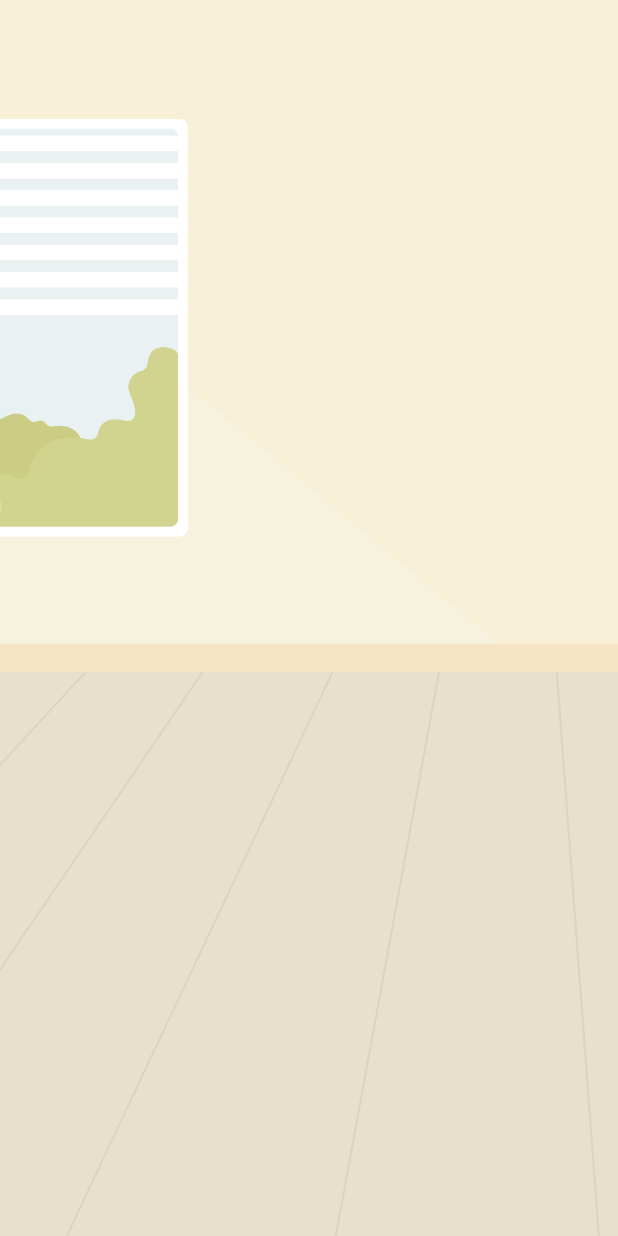
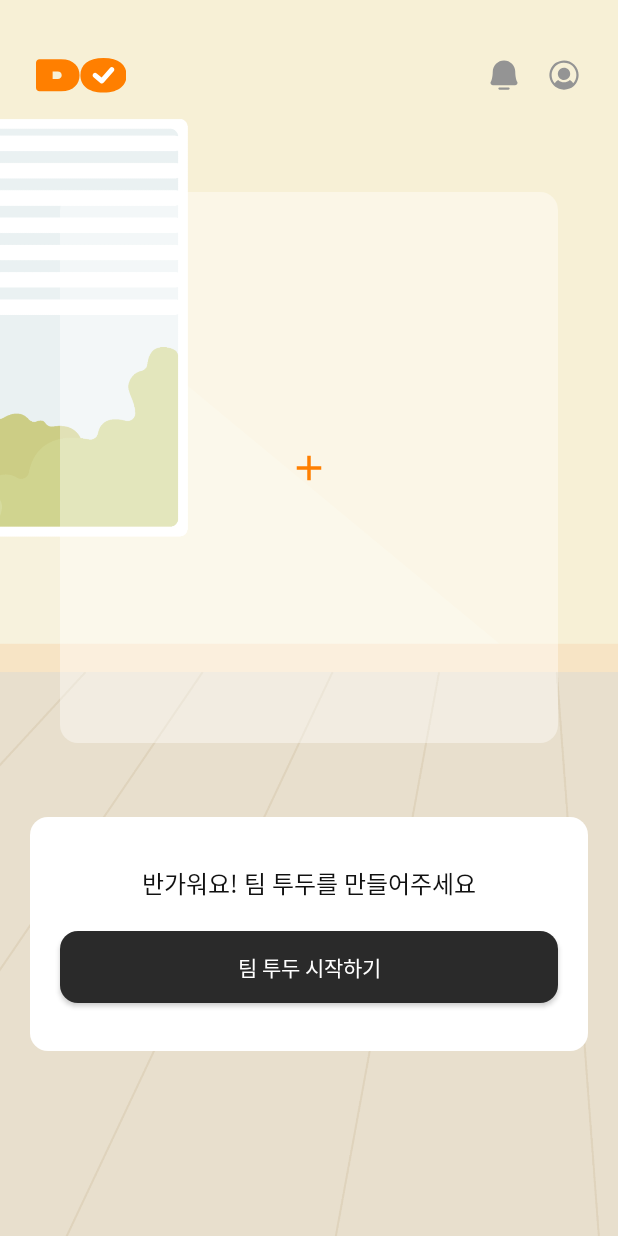
Before and after one commit to Do-It-Do-It-Chu/Dowith-Android, an Android app built with Jetpack Compose: the composable TeamTodoMainContent shown on its own in the app's theme, on a phone screen of 412 x 824 dp. Run offline under Robolectric (Android 15) with nearby library versions, the phone set to English and light mode, and no system bars; our stand-ins replace Dagger/Hilt's generated code; libraries missing offline, so code that uses them is left out: org.orbitmvi.orbit; Roboto replaces fonts that are not available here; 3 statements that could not run were skipped.

Commit message:
:sparkles: 팀 Todo flow를 보여주도록 구현

```diff
--- a/app/src/main/java/com/soopeach/dowith/ui/screen/team/TeamTodoMainScreen.kt
+++ b/app/src/main/java/com/soopeach/dowith/ui/screen/team/TeamTodoMainScreen.kt
@@ -1,19 +1,28 @@
 package com.soopeach.dowith.ui.screen.team
 
 import androidx.compose.foundation.Image
+import androidx.compose.foundation.background
+import androidx.compose.foundation.layout.Arrangement
 import androidx.compose.foundation.layout.Box
 import androidx.compose.foundation.layout.Column
 import androidx.compose.foundation.layout.Spacer
+import androidx.compose.foundation.layout.fillMaxHeight
 import androidx.compose.foundation.layout.fillMaxSize
 import androidx.compose.foundation.layout.fillMaxWidth
 import androidx.compose.foundation.layout.height
 import androidx.compose.foundation.layout.padding
+import androidx.compose.foundation.layout.size
+import androidx.compose.foundation.shape.RoundedCornerShape
+import androidx.compose.material.Icon
 import androidx.compose.material.Text
+import androidx.compose.material.icons.Icons
+import androidx.compose.material.icons.filled.Add
 import androidx.compose.runtime.Composable
 import androidx.compose.runtime.LaunchedEffect
 import androidx.compose.runtime.getValue
 import androidx.compose.ui.Alignment
 import androidx.compose.ui.Modifier
+import androidx.compose.ui.graphics.Color
 import androidx.compose.ui.layout.ContentScale
 import androidx.compose.ui.res.painterResource
 import androidx.compose.ui.text.style.TextAlign
@@ -25,6 +34,7 @@ import com.soopeach.dowith.model.DoWithCharacter
 import com.soopeach.dowith.ui.component.BalloonText
 import com.soopeach.dowith.ui.component.DoWithTopBar
 import com.soopeach.dowith.ui.component.SimplifiedTodoContainer
+import com.soopeach.dowith.ui.component.button.DoWithButton
 import com.soopeach.dowith.ui.component.progressbar.LevelIndicator
 import com.soopeach.dowith.ui.screen.Screen
 import com.soopeach.dowith.ui.theme.DoWithColors
@@ -42,18 +52,26 @@ fun TeamTodoMainScreen(
     val state by viewModel.collectAsState()
 
     LaunchedEffect(true) {
+        if (state.hasTeam) {
             viewModel.getMyTeamInfoList()
         }
+    }
 
-    TeamTodoMainContent(state) {
+    TeamTodoMainContent(state,
+        onMoreClicked = {
             navController.navigate(Screen.TeamTodoMore.route)
-    }
+        },
+        onTodoStartButtonClicked = {
+            navController.navigate(Screen.Present.route)
+            viewModel.joinTeam()
+        })
 }
 
 @Composable
 fun TeamTodoMainContent(
     state: TeamTodoMainState,
     onMoreClicked: () -> Unit = {},
+    onTodoStartButtonClicked: () -> Unit = {}
 ) {
 
     Box(
@@ -66,6 +84,8 @@ fun TeamTodoMainContent(
             contentScale = ContentScale.Crop
         )
 
+        // for test
+        if (state.hasTeam) {
             // TODO: Pager
             state.myTeamInfoList.getDataOrNull()?.teamInfoList?.first().let { teamInfo ->
 
@@ -79,10 +99,11 @@ fun TeamTodoMainContent(
 
                         DoWithTopBar()
 
-                    Spacer(modifier = Modifier.height(56.dp))
+                        Spacer(modifier = Modifier.height(10.dp))
 
                         Box(
-                        Modifier.fillMaxWidth()
+                            Modifier.fillMaxWidth(),
+                            contentAlignment = Alignment.BottomStart
                         ) {
 
                             val level =
@@ -101,7 +122,7 @@ fun TeamTodoMainContent(
 
                                 // TODO: Character
                                 Image(
-                                painter = painterResource(id = DoWithCharacter.Saboten.SABOTEN_FIRST.imageResource),
+                                    painter = painterResource(id = DoWithCharacter.Saboten.SABOTEN_THIRD.imageResource),
                                     contentDescription = "캐릭터 이미지"
                                 )
 
@@ -117,17 +138,81 @@ fun TeamTodoMainContent(
                                 modifier = Modifier.fillMaxSize(),
                                 contentAlignment = Alignment.Center
                             ) {
-                            Text(text = it.recommendTodo,
+                                Text(
+                                    text = it.recommendTodo,
                                     style = DoWithTypography.Body2.copy(DoWithColors.gray900),
-                                textAlign = TextAlign.Center)
+                                    textAlign = TextAlign.Center
+                                )
                             }
                         }
                     }
                 } ?: run {
-                // TODO: join new team
+                    // TODO: join team
+                }
+            }
+        } else {
+            Column(
+                modifier = Modifier
+                    .padding(20.dp),
+                horizontalAlignment = Alignment.CenterHorizontally
+
+            ) {
+
+                DoWithTopBar()
+
+                Spacer(modifier = Modifier.height(48.dp))
+
+                Box(
+                    Modifier
+                        .fillMaxWidth()
+                        .height(367.dp)
+                        .padding(horizontal = 20.dp)
+                        .background(
+                            Color.White.copy(.4f),
+                            RoundedCornerShape(12.dp)
+                        ),
+                    contentAlignment = Alignment.Center
+                ) {
+                    Icon(
+                        modifier = Modifier.size(28.dp),
+                        imageVector = Icons.Filled.Add,
+                        contentDescription = "더하기 버튼",
+                        tint = DoWithColors.orange1000
+                    )
+                }
+
+                Spacer(modifier = Modifier.height(49.dp))
+
+                Box(
+                    modifier = Modifier
+                        .height(156.dp)
+                        .background(
+                            Color.White,
+                            RoundedCornerShape(12.dp)
+                        )
+                ) {
+                    Column(
+                        modifier = Modifier
+                            .fillMaxHeight()
+                            .padding(vertical = 32.dp),
+                        verticalArrangement = Arrangement.SpaceBetween,
+                        horizontalAlignment = Alignment.CenterHorizontally
+                    ) {
+                        Text(
+                            text = "반가워요! 팀 투두를 만들어주세요",
+                            style = DoWithTypography.Body2.copy(DoWithColors.gray900),
+                        )
+
+                        DoWithButton(
+                            modifier = Modifier.padding(horizontal = 20.dp),
+                            text = "팀 투두 시작하기"
+                        ) {
+                            onTodoStartButtonClicked()
+                        }
+                    }
+                }
+            }
         }
 
     }
 }
-
-}
--- a/app/src/main/java/com/soopeach/dowith/viewmodel/team/TeamTodoMainViewModel.kt
+++ b/app/src/main/java/com/soopeach/dowith/viewmodel/team/TeamTodoMainViewModel.kt
@@ -16,7 +16,9 @@ sealed class TeamTodoMainSideEffect {
 }
 
 data class TeamTodoMainState(
-    val myTeamInfoList: UiState<TeamInfoList> = UiState.Idle
+    val myTeamInfoList: UiState<TeamInfoList> = UiState.Idle,
+    // flag for test
+    val hasTeam: Boolean = false
 )
 
 @HiltViewModel
@@ -39,4 +41,10 @@ class TeamTodoMainViewModel @Inject constructor(
             state.copy(myTeamInfoList = UiState.Success(teamInfoList))
         }
     }
+
+    fun joinTeam() = intent {
+        reduce {
+            state.copy(hasTeam = true)
+        }
+    }
 }
```
Lines whose indentation alone changed are shown as unchanged.
